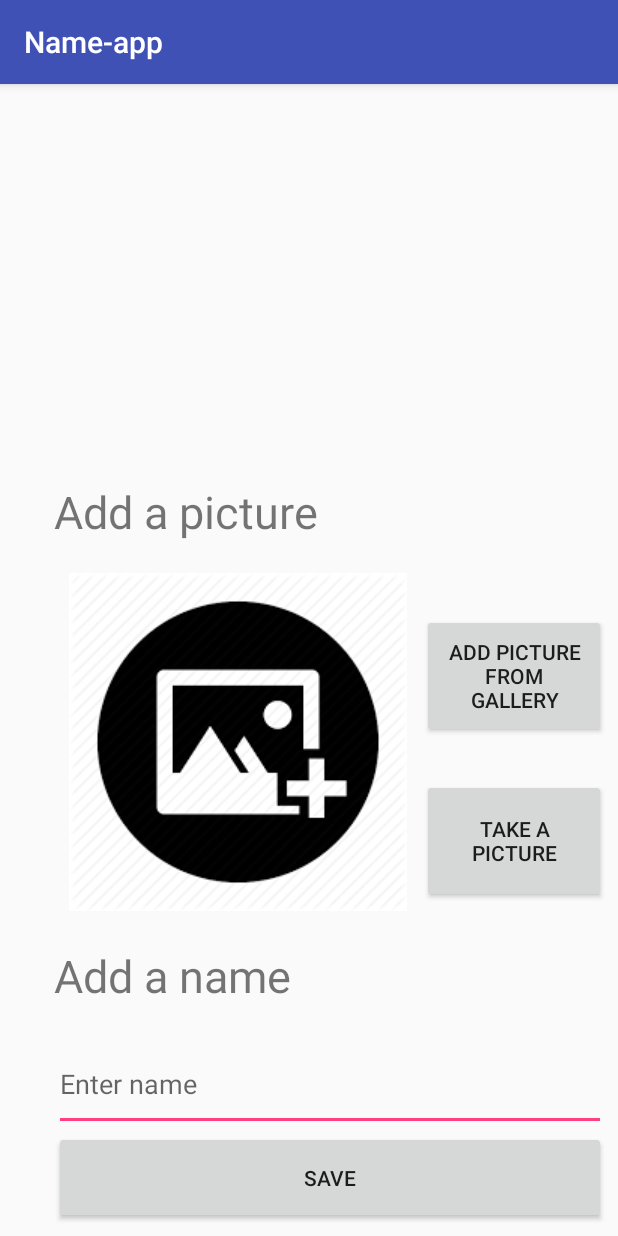
After one commit to CarmenJiang/Bridge, an Android app: the AddNewPerson screen opened directly, with no data from a screen before it, on a phone screen of 412 x 824 dp. The commit adds this screen. Run offline under Robolectric (Android 15) with nearby library versions, the phone set to English and light mode, and no system bars.

Commit message:
made functionality for adding a person from gallery

```diff
--- /dev/null
+++ b/app/src/main/java/com/example/carmen/name_app/AddNewPerson.java
@@ -0,0 +1,44 @@
+package com.example.carmen.name_app;
+
+import android.content.ContentValues;
+import android.content.Intent;
+import android.graphics.Bitmap;
+import android.net.Uri;
+import android.provider.MediaStore;
+import android.support.v7.app.AppCompatActivity;
+import android.os.Bundle;
+import android.view.View;
+import android.widget.Button;
+import android.widget.ImageView;
+
+import java.net.URI;
+
+public class AddNewPerson extends AppCompatActivity {
+ ImageView imageView;
+    @Override
+    protected void onCreate(Bundle savedInstanceState) {
+        super.onCreate(savedInstanceState);
+        setContentView(R.layout.activity_add_new_person);
+
+        final Button pictureFromCamera = findViewById(R.id.addPictureFromCamera);
+        final Button pictureFromGallery = findViewById(R.id.addPictureFromGallery);
+        imageView = findViewById(R.id.showImage);
+        pictureFromGallery.setOnClickListener(new View.OnClickListener(){
+            @Override
+            public void onClick(View v){
+                Intent intent = new Intent(Intent.ACTION_PICK, MediaStore.Images.Media.EXTERNAL_CONTENT_URI);
+                intent.setType("image/*");
+                startActivityForResult(intent.createChooser(intent, "Select File"),0);
+            }
+        });
+    }
+
+    @Override
+    protected void onActivityResult(int requestCode, int resultCode,Intent data){
+        super.onActivityResult(requestCode,resultCode, data);
+        //Bitmap bitmap = (Bitmap) data.getExtras().get("data");
+        //imageView.setImageBitmap(bitmap);
+        Uri imageUri = data.getData();
+        imageView.setImageURI(imageUri);
+        }
+}
--- a/app/src/main/java/com/example/carmen/name_app/SettingsActivity.java
+++ b/app/src/main/java/com/example/carmen/name_app/SettingsActivity.java
@@ -1,22 +1,31 @@
 package com.example.carmen.name_app;
 
+import android.Manifest;
+import android.content.Context;
 import android.content.Intent;
+import android.content.pm.PackageManager;
+import android.graphics.Camera;
 import android.os.Bundle;
+import android.provider.MediaStore;
 import android.support.design.widget.FloatingActionButton;
 import android.support.design.widget.Snackbar;
+import android.support.v4.content.ContextCompat;
 import android.support.v7.app.AppCompatActivity;
 import android.support.v7.widget.Toolbar;
+import android.util.Log;
 import android.view.View;
 import android.widget.Button;
 
 public class SettingsActivity extends AppCompatActivity {
-
+    static final int REQUEST_IMAGE_CAPTURE = 1;
+    private Camera mCamera = null;
     @Override
     protected void onCreate(Bundle savedInstanceState) {
         super.onCreate(savedInstanceState);
         setContentView(R.layout.activity_settings);
 
         final Button button = findViewById(R.id.buttonHome);
+        final Button add = findViewById(R.id.addPerson);
 
         button.setOnClickListener(new View.OnClickListener() {
             @Override
@@ -25,8 +34,20 @@ public class SettingsActivity extends AppCompatActivity {
                 startActivity(i);
             }
         });
+add.setOnClickListener(new View.OnClickListener() {
+    @Override
+    public void onClick(View v) {
+        Intent i = new Intent(SettingsActivity.this, AddNewPerson.class);
+        startActivity(i);
+    }
+});
+    }
 
-
+    private void dispatchTakePictureIntent() {
+        Intent takePictureIntent = new Intent(MediaStore.ACTION_IMAGE_CAPTURE);
+        if (takePictureIntent.resolveActivity(getPackageManager()) != null) {
+            startActivityForResult(takePictureIntent, REQUEST_IMAGE_CAPTURE);
+        }
     }
 
 }
--- /dev/null
+++ b/app/src/main/res/layout/activity_add_new_person.xml
@@ -0,0 +1,119 @@
+<?xml version="1.0" encoding="utf-8"?>
+<android.support.constraint.ConstraintLayout xmlns:android="http://schemas.android.com/apk/res/android"
+    xmlns:app="http://schemas.android.com/apk/res-auto"
+    xmlns:tools="http://schemas.android.com/tools"
+    android:layout_width="match_parent"
+    android:layout_height="match_parent"
+    tools:context="com.example.carmen.name_app.AddNewPerson">
+
+    <LinearLayout
+        android:layout_width="368dp"
+        android:layout_height="495dp"
+        android:layout_marginBottom="8dp"
+        android:layout_marginEnd="8dp"
+        android:layout_marginStart="8dp"
+        android:layout_marginTop="8dp"
+        android:orientation="vertical"
+        app:layout_constraintBottom_toBottomOf="parent"
+        app:layout_constraintEnd_toEndOf="parent"
+        app:layout_constraintHorizontal_bias="1.0"
+        app:layout_constraintStart_toStartOf="parent"
+        app:layout_constraintTop_toTopOf="parent"
+        app:layout_constraintVertical_bias="1.0">
+
+        <TextView
+            android:id="@+id/editText3"
+            android:layout_width="match_parent"
+            android:layout_height="0dp"
+            android:layout_weight="1"
+            android:ems="10"
+            android:inputType="textPersonName"
+            android:text="@string/add_picture"
+            android:textSize="30dp"/>
+
+        <LinearLayout
+            android:layout_width="match_parent"
+            android:layout_height="0dp"
+            android:layout_weight="4"
+            android:orientation="horizontal">
+
+            <ImageView
+                android:id="@+id/showImage"
+                android:layout_width="0dp"
+                android:layout_height="wrap_content"
+                android:layout_weight="2"
+                app:srcCompat="@drawable/insert" />
+
+            <LinearLayout
+                android:layout_width="0dp"
+                android:layout_height="match_parent"
+                android:layout_weight="1"
+                android:orientation="vertical">
+
+                <View
+                    android:layout_width="match_parent"
+                    android:layout_height="0dp"
+                    android:layout_weight="1"
+                    android:visibility="invisible"/>
+
+                <Button
+                    android:id="@+id/addPictureFromGallery"
+                    android:layout_width="match_parent"
+                    android:layout_height="0dp"
+                    android:layout_weight="3"
+                    android:layout_gravity="center"
+                    android:text="@string/add_from_gallery" />
+
+                <View
+                    android:layout_width="match_parent"
+                    android:layout_height="0dp"
+                    android:layout_weight="1"
+                    android:visibility="invisible"/>
+
+
+                <Button
+                    android:id="@+id/addPictureFromCamera"
+                    android:layout_width="match_parent"
+                    android:layout_height="0dp"
+                    android:layout_weight="3"
+                    android:layout_gravity="center"
+                    android:text="@string/add_from_camera" />
+
+                <View
+                    android:layout_width="match_parent"
+                    android:layout_height="0dp"
+                    android:layout_weight="1"
+                    android:visibility="invisible"/>
+
+            </LinearLayout>
+
+
+        </LinearLayout>
+
+        <TextView
+            android:id="@+id/editText4"
+            android:layout_width="match_parent"
+            android:layout_height="0dp"
+            android:layout_weight="1"
+            android:ems="10"
+            android:textSize="30dp"
+            android:inputType="textPersonName"
+            android:text="@string/add_name" />
+
+        <EditText
+            android:layout_weight="1"
+            android:id="@+id/addName"
+            android:layout_width="match_parent"
+            android:layout_height="0dp"
+            android:hint="@string/edit_message"/>
+
+        <Button
+            android:id="@+id/button"
+            android:layout_weight="1"
+            android:layout_width="match_parent"
+            android:layout_height="0dp"
+            android:text="@string/save"
+            />
+
+    </LinearLayout>
+</android.support.constraint.ConstraintLayout>
--- a/app/src/main/res/layout/content_settings.xml
+++ b/app/src/main/res/layout/content_settings.xml
@@ -9,7 +9,7 @@
     tools:showIn="@layout/activity_settings">
 
     <LinearLayout
-        android:weightSum="4"
+        android:weightSum="5"
         android:layout_width="match_parent"
         android:layout_height="match_parent"
         android:layout_marginBottom="8dp"
@@ -22,10 +22,18 @@
         app:layout_constraintStart_toStartOf="parent"
         app:layout_constraintTop_toTopOf="parent">
 
+        <Button
+            android:id="@+id/addPerson"
+            android:layout_width="match_parent"
+            android:layout_height="0dp"
+            android:layout_weight="1"
+            android:text="add" />
+
         <include layout="@layout/homebar"
             android:layout_height="0dp"
             android:layout_weight="1"
             android:layout_width="match_parent"/>
+
 
         <SeekBar
             android:id="@+id/seekBar"
--- a/app/src/main/res/values/strings.xml
+++ b/app/src/main/res/values/strings.xml
@@ -6,13 +6,18 @@
     <string name="scoreView">Your score is: </string>
     <string name="title_activity_learning_mode">LearningModeActivity</string>
     <string name="title_activity_learning_mode_question">LearningModeQuestion</string>
-    <string name="edit_message">Enter a name</string>
+    <string name="edit_message">Enter name</string>
+    <string name="add_name">Add a name</string>
+    <string name="add_from_camera">Take a picture</string>
     <string name="highscore">Highscore</string>
     <string name="start_game">Start game</string>
     <string name="home">Home</string>
+    <string name="save">Save</string>
     <string name="next">Next</string>
     <string name="score">Score:</string>
     <string name="title_activity_list_gallery">ListGalleryActivity</string>
+    <string name="add_picture">Add a picture</string>
+    <string name="add_from_gallery">Add picture from gallery</string>
     <string name="title_list_Activity">ListActivity</string>
     <string name="title_settings_Activity">SettingsActivity</string>
     <string name="title_show_person_Activity">ShowPersonActivity</string>
```
Also changed, not shown: app/src/main/res/drawable/insert.png (added).
